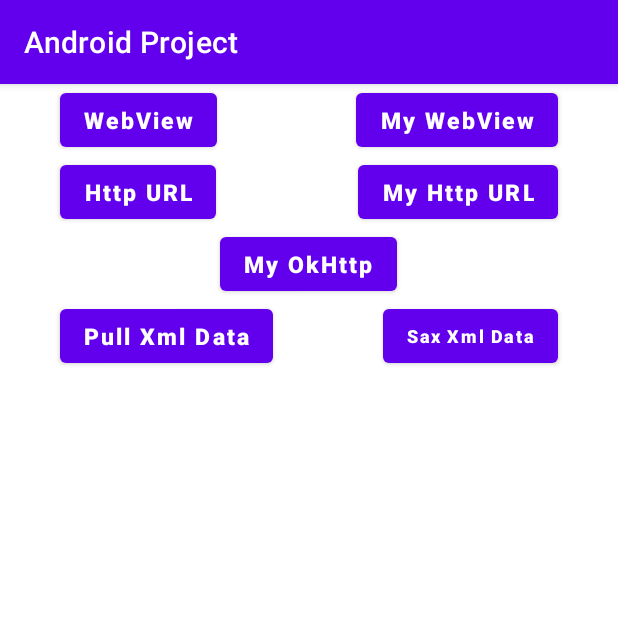
After one commit to UnknowPointError/Android-Project-Basic, an Android app: the HttpActivity screen opened directly, with no data from a screen before it, on a phone screen of 412 x 824 dp, the top half of it. The commit adds this screen. Run offline under Robolectric (Android 15) with nearby library versions, the phone set to English and light mode, and no system bars.

Commit message:
2021.11.8-->1

```diff
--- a/app/build.gradle
+++ b/app/build.gradle
@@ -35,12 +35,13 @@ android {
 }
 
 dependencies {
-
+    implementation 'com.squareup.okhttp3:okhttp:4.9.2'
     implementation 'androidx.core:core-ktx:1.6.0'
     implementation 'org.jetbrains.kotlinx:kotlinx-coroutines-core:1.5.2'
     implementation 'androidx.appcompat:appcompat:1.3.1'
     implementation 'com.google.android.material:material:1.4.0'
     implementation 'androidx.constraintlayout:constraintlayout:2.1.1'
+    implementation 'androidx.exifinterface:exifinterface:1.3.2'
     testImplementation 'junit:junit:4.+'
     androidTestImplementation 'androidx.test.ext:junit:1.1.3'
     androidTestImplementation 'androidx.test.espresso:espresso-core:3.4.0'
--- /dev/null
+++ b/app/src/main/res/layout/http_activity.xml
@@ -0,0 +1,121 @@
+<?xml version="1.0" encoding="utf-8"?>
+<LinearLayout xmlns:android="http://schemas.android.com/apk/res/android"
+    xmlns:app="http://schemas.android.com/apk/res-auto"
+    xmlns:tools="http://schemas.android.com/tools"
+    android:layout_width="match_parent"
+    android:layout_height="match_parent"
+    android:orientation="vertical"
+    tools:context=".http.HttpActivity">
+
+    <androidx.constraintlayout.widget.ConstraintLayout
+        android:layout_width="match_parent"
+        android:layout_height="wrap_content">
+
+
+        <Button
+            android:id="@+id/webView"
+            android:layout_width="wrap_content"
+            android:layout_height="wrap_content"
+            android:layout_marginLeft="40dp"
+            android:text="WebView"
+            android:textAllCaps="false"
+            android:textSize="15sp"
+            android:textStyle="bold"
+            app:layout_constraintLeft_toLeftOf="parent"
+            app:layout_constraintTop_toTopOf="parent" />
+
+        <Button
+            android:id="@+id/myWebView"
+            android:layout_width="wrap_content"
+            android:layout_height="wrap_content"
+            android:layout_marginRight="40dp"
+            android:text="My WebView"
+            android:textAllCaps="false"
+            android:textSize="15sp"
+            android:textStyle="bold"
+            app:layout_constraintRight_toRightOf="parent"
+            app:layout_constraintTop_toTopOf="parent" />
+
+    </androidx.constraintlayout.widget.ConstraintLayout>
+
+    <androidx.constraintlayout.widget.ConstraintLayout
+        android:layout_width="match_parent"
+        android:layout_height="wrap_content">
+
+        <Button
+            android:id="@+id/httpUrConnection"
+            android:layout_width="wrap_content"
+            android:layout_height="wrap_content"
+            android:layout_marginLeft="40dp"
+            android:text="Http URL"
+            android:textAllCaps="false"
+            android:textSize="15sp"
+            android:textStyle="bold"
+            app:layout_constraintLeft_toLeftOf="parent"
+            app:layout_constraintTop_toTopOf="parent" />
+
+        <Button
+            android:id="@+id/myHttpUrConnection"
+            android:layout_width="wrap_content"
+            android:layout_height="wrap_content"
+            android:layout_marginRight="40dp"
+            android:text="My Http URL"
+            android:textAllCaps="false"
+            android:textSize="15sp"
+            android:textStyle="bold"
+            app:layout_constraintRight_toRightOf="parent"
+            app:layout_constraintTop_toTopOf="parent" />
+
+    </androidx.constraintlayout.widget.ConstraintLayout>
+
+    <Button
+        android:id="@+id/myOkHttp"
+        android:layout_width="wrap_content"
+        android:layout_height="wrap_content"
+        android:layout_gravity="center_horizontal"
+        android:text="My OkHttp"
+        android:textAllCaps="false"
+        android:textSize="15sp"
+        android:textStyle="bold" />
+
+    <androidx.constraintlayout.widget.ConstraintLayout
+        android:layout_width="match_parent"
+        android:layout_height="wrap_content">
+
+        <Button
+            android:id="@+id/pullXmlData"
+            android:layout_width="wrap_content"
+            android:layout_height="wrap_content"
+            android:layout_marginLeft="40dp"
+            android:text="Pull Xml Data"
+            android:textAllCaps="false"
+            android:textSize="15sp"
+            android:textStyle="bold"
+            app:layout_constraintLeft_toLeftOf="parent"
+            app:layout_constraintTop_toTopOf="parent" />
+
+        <Button
+            android:id="@+id/saxXmlData"
+            android:layout_width="wrap_content"
+            android:layout_height="wrap_content"
+            android:layout_marginRight="40dp"
+            android:text="Sax Xml Data"
+            android:textAllCaps="false"
+            android:textSize="12sp"
+            android:textStyle="bold"
+            app:layout_constraintRight_toRightOf="parent"
+            app:layout_constraintTop_toTopOf="parent" />
+
+    </androidx.constraintlayout.widget.ConstraintLayout>
+
+    <ScrollView
+        android:layout_width="match_parent"
+        android:layout_height="match_parent">
+
+        <TextView
+            android:id="@+id/responseText"
+            android:layout_width="match_parent"
+            android:layout_height="match_parent" />
+    </ScrollView>
+
+</LinearLayout>
--- a/app/src/main/res/layout/service_activity.xml
+++ b/app/src/main/res/layout/service_activity.xml
@@ -23,7 +23,6 @@
         android:layout_gravity="center_horizontal"
         android:text="Bind Service"
         android:textAllCaps="false"
-        android:textColor="#DCEA59"
         android:textSize="15sp"
         android:textStyle="bold" />
 
@@ -34,7 +33,7 @@
         android:layout_gravity="center_horizontal"
         android:text="Unbind Service"
         android:textAllCaps="false"
-        android:textColor="#DCEA59"
         android:textSize="15sp"
         android:textStyle="bold" />
+
 </LinearLayout>
--- a/app/src/main/res/xml/file_paths.xml
+++ b/app/src/main/res/xml/file_paths.xml
@@ -2,5 +2,5 @@
 <paths xmlns:android="http://schemas.android.com/apk/res/android">
     <external-path
         name="my_images"
-        path="/"/>
+        path="/" />
 </paths>
--- a/lib/src/main/java/cn/example/lib/reflex/Person.java
+++ b/lib/src/main/java/cn/example/lib/reflex/Person.java
@@ -3,7 +3,7 @@ package cn.example.lib.reflex;
 public class Person {
 
     public String name;
-    private int age;
+    public int age;
 
     public Person() {
         System.out.println("non-parameter constructor");
@@ -24,6 +24,6 @@ public class Person {
     }
 
     public void introduce() {
-        System.out.println("My name is  : " + this.name + "age is : " + age);
+        System.out.println("My name is : " + this.name + "\nage is : " + age);
     }
 }
```
Also changed, not shown: app/src/main/AndroidManifest.xml (+13 -2 lines), app/src/main/java/cn/example/androidProject/MainActivity.kt (+8 -9 lines), app/src/main/java/cn/example/androidProject/Util.kt (+5 -2 lines), app/src/main/java/cn/example/androidProject/cameraAlbum/CameraAlbumActivity.kt (+30 -9 lines), app/src/main/java/cn/example/androidProject/http/HttpActivity.kt (added, +191 -0 lines), app/src/main/java/cn/example/androidProject/http/WebViewActivity.kt (added, +28 -0 lines), app/src/main/java/cn/example/androidProject/service/MyService.kt (+31 -0 lines), app/src/main/java/cn/example/androidProject/service/ServiceActivity.kt (+8 -3 lines), app/src/main/res/layout/activity_main.xml (+9 -0 lines), app/src/main/res/layout/web_view_activity.xml (added, +12 -0 lines), lib/src/main/java/cn/example/lib/reflex/reflexDemo.java (+26 -6 lines).
